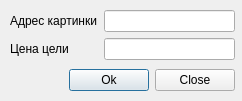
The window that dialog.ui (oMiksa/Qt_kp) describes before a commit, drawn with Qt 5.
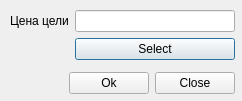
The same window after the commit.

```diff
--- a/dialog.ui
+++ b/dialog.ui
@@ -13,13 +13,13 @@
   <property name="windowTitle">
    <string>Новая цель</string>
   </property>
-  <widget class="QWidget" name="">
+  <widget class="QWidget" name="layoutWidget">
    <property name="geometry">
     <rect>
      <x>10</x>
      <y>10</y>
      <width>225</width>
-     <height>81</height>
+     <height>84</height>
     </rect>
    </property>
    <layout class="QVBoxLayout" name="verticalLayout">
@@ -29,25 +29,22 @@
        <enum>QFormLayout::AllNonFixedFieldsGrow</enum>
       </property>
       <item row="0" column="0">
-       <widget class="QLabel" name="label">
-        <property name="text">
-         <string>Адрес картинки</string>
-        </property>
-       </widget>
-      </item>
-      <item row="0" column="1">
-       <widget class="QLineEdit" name="lineEditTarget"/>
-      </item>
-      <item row="1" column="0">
        <widget class="QLabel" name="label_2">
         <property name="text">
          <string>Цена цели</string>
         </property>
        </widget>
       </item>
-      <item row="1" column="1">
+      <item row="0" column="1">
        <widget class="QLineEdit" name="lineEditPrice"/>
       </item>
+      <item row="1" column="1">
+       <widget class="QPushButton" name="pushButton">
+        <property name="text">
+         <string>Select</string>
+        </property>
+       </widget>
+      </item>
      </layout>
     </item>
     <item>
```
